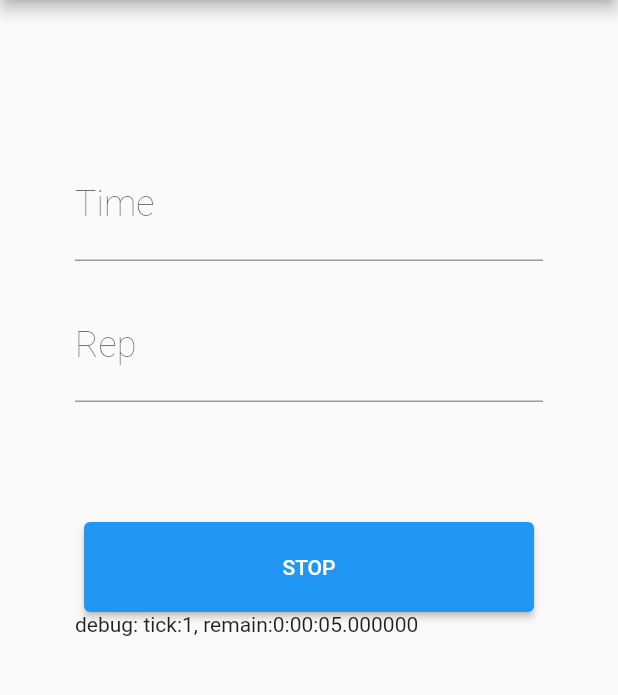
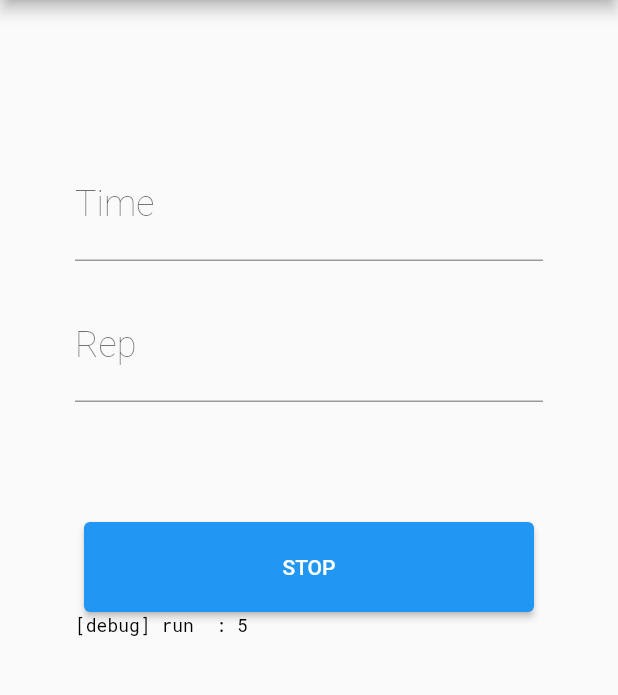
Before and after one commit to kappa-lab/interval_timer_flutter, a Flutter app: the screen it shows after launch, after a tap on "START", on a phone screen of 412 x 824 dp, the part 84-779 px from its top. Run offline on Flutter 3.47's test engine with Material 2 defaults, Android fonts, the light colour scheme and no system bars; our stand-ins replace wakelock.

Commit message:
custom font

```diff
--- a/lib/main.dart
+++ b/lib/main.dart
@@ -86,7 +86,13 @@ class _MyHomePageState extends State<MyHomePage> {
                             key: null,
                             onPressed: onStartPressed,
                             child: Text(running ? "STOP" : "START")))),
-                Text("debug: $debugMsg"),
+                Text(
+                  "[debug] $debugMsg",
+                  style: const TextStyle(
+                      fontSize: 12.0,
+                      color: Color(0xFF000000),
+                      fontFamily: "RobotoMono"),
+                ),
               ]),
           padding: const EdgeInsets.fromLTRB(50.0, 100.0, 50.0, 100.0),
           alignment: Alignment.center,
@@ -102,6 +108,7 @@ class _MyHomePageState extends State<MyHomePage> {
         data = data;
         timer = WorkOutTimer(data.time, onComplete, onTick);
         timer.start();
+        debugMsg = "start: ${data.time.inSeconds}";
       } else {
         timer.stop();
       }
@@ -110,13 +117,15 @@ class _MyHomePageState extends State<MyHomePage> {
 
   void onComplete() {
     setState(() {
-      debugMsg = debugMsg + "---> comp";
+      debugMsg = "comp : 0 ";
+      running = false;
     });
   }
 
   void onTick(Timer timer, Duration remain) {
     setState(() {
-      debugMsg = "tick:${timer.tick}, remain:$remain";
+      int r = (remain.inMilliseconds / 1000.0).round();
+      debugMsg = "run  : ${Duration(seconds: r).inSeconds}";
     });
   }
 }
--- a/lib/workout.dart
+++ b/lib/workout.dart
@@ -16,6 +16,7 @@ class WorkOutTimer {
   final Duration _tickInterval = const Duration(seconds: 1);
   Timer? timer;
   Timer? ticker;
+  Stopwatch stopwatch = Stopwatch();
   void Function() onComplete;
   void Function(Timer timer, Duration remain) onTick;
 
@@ -24,20 +25,24 @@ class WorkOutTimer {
   void start() {
     timer = Timer(_duration, _onComplete);
     ticker = Timer.periodic(_tickInterval, _onTick);
+    stopwatch
+      ..reset()
+      ..start();
   }
 
   void stop() {
     timer?.cancel();
     ticker?.cancel();
+    stopwatch.stop();
   }
 
   void _onComplete() {
     onComplete.call();
     ticker?.cancel();
+    stopwatch.stop();
   }
 
   void _onTick(Timer timer) {
-    final Duration remain = Duration(seconds: _duration.inSeconds);
-    onTick.call(timer, remain);
+    onTick.call(timer, _duration - stopwatch.elapsed);
   }
 }
```
Also changed, not shown: pubspec.yaml (+8 -0 lines), fonts/RobotoMono-Bold.ttf (added), fonts/RobotoMono-Italic.ttf (added), fonts/RobotoMono-Regular.ttf (added).
